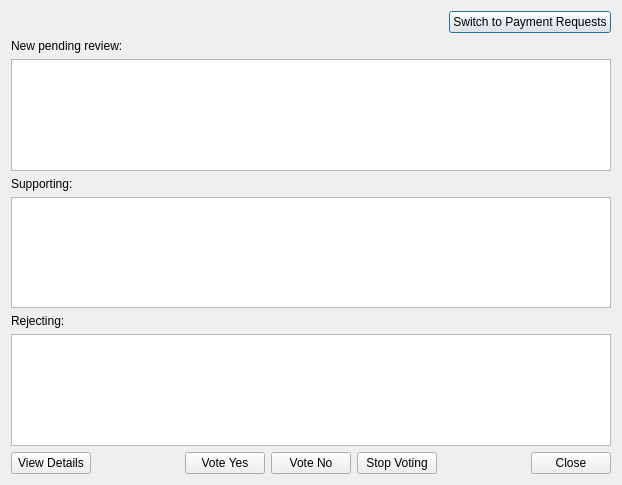
navcoin/navcoin-core, file src/qt/forms/cfund_voting.ui: the form before one commit.
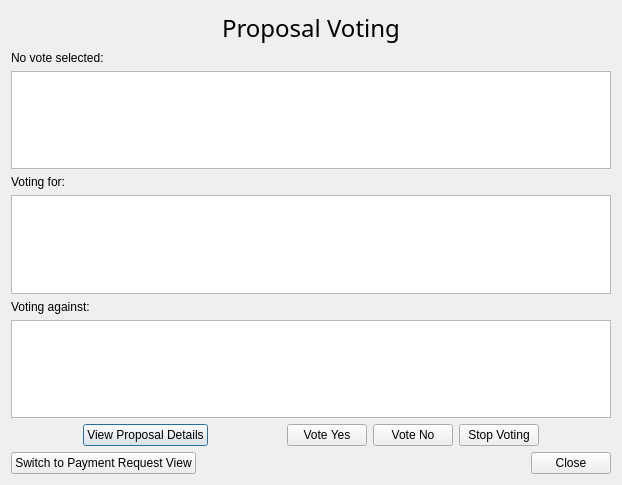
The form after the commit.

Commit message: Made several tweaks to the cfund gui. Fixed some spelling and wording. Added a new title to the dialog so we can see easily if we are looking at proposals or payment requests. Moved some buttons around.

What changed in the file:
```diff
--- a/src/qt/forms/cfund_voting.ui
+++ b/src/qt/forms/cfund_voting.ui
@@ -15,9 +15,9 @@
   </property>
   <layout class="QVBoxLayout" name="verticalLayout">
    <item>
-    <layout class="QHBoxLayout" name="horizontalLayout_2">
+    <layout class="QHBoxLayout" name="horizontalLayout_3">
      <item>
-      <spacer name="horizontalSpacer_3">
+      <spacer name="horizontalSpacer_5">
        <property name="orientation">
         <enum>Qt::Horizontal</enum>
        </property>
@@ -30,12 +30,31 @@
       </spacer>
      </item>
      <item>
-      <widget class="QPushButton" name="switchBtn">
+      <widget class="QLabel" name="windowMainTitle">
+       <property name="font">
+        <font>
+         <family>.PingFang TC</family>
+         <pointsize>18</pointsize>
+        </font>
+       </property>
        <property name="text">
-        <string>Switch to Payment Requests</string>
+        <string>Proposal Voting</string>
        </property>
       </widget>
      </item>
+     <item>
+      <spacer name="horizontalSpacer_6">
+       <property name="orientation">
+        <enum>Qt::Horizontal</enum>
+       </property>
+       <property name="sizeHint" stdset="0">
+        <size>
+         <width>40</width>
+         <height>20</height>
+        </size>
+       </property>
+      </spacer>
+     </item>
     </layout>
    </item>
    <item>
@@ -43,7 +62,7 @@
      <item>
       <widget class="QLabel" name="label_3">
        <property name="text">
-        <string>New pending review:</string>
+        <string>No vote selected:</string>
        </property>
       </widget>
      </item>
@@ -53,7 +72,7 @@
      <item>
       <widget class="QLabel" name="label">
        <property name="text">
-        <string>Supporting:</string>
+        <string>Voting for:</string>
        </property>
       </widget>
      </item>
@@ -63,7 +82,7 @@
      <item>
       <widget class="QLabel" name="label_2">
        <property name="text">
-        <string>Rejecting:</string>
+        <string>Voting against:</string>
        </property>
       </widget>
      </item>
@@ -74,10 +93,23 @@
    </item>
    <item>
     <layout class="QHBoxLayout" name="horizontalLayout">
+     <item>
+      <spacer name="horizontalSpacer_4">
+       <property name="orientation">
+        <enum>Qt::Horizontal</enum>
+       </property>
+       <property name="sizeHint" stdset="0">
+        <size>
+         <width>40</width>
+         <height>20</height>
+        </size>
+       </property>
+      </spacer>
+     </item>
      <item>
       <widget class="QPushButton" name="viewdetailsBtn">
        <property name="text">
-        <string>View Details</string>
+        <string>View Proposal Details</string>
        </property>
       </widget>
      </item>
@@ -117,6 +149,30 @@
      </item>
      <item>
       <spacer name="horizontalSpacer_2">
+       <property name="orientation">
+        <enum>Qt::Horizontal</enum>
+       </property>
+       <property name="sizeHint" stdset="0">
+        <size>
+         <width>40</width>
+         <height>20</height>
+        </size>
+       </property>
+      </spacer>
+     </item>
+    </layout>
+   </item>
+   <item>
+    <layout class="QHBoxLayout" name="horizontalLayout_2">
+     <item>
+      <widget class="QPushButton" name="switchBtn">
+       <property name="text">
+        <string>Switch to Payment Request View</string>
+       </property>
+      </widget>
+     </item>
+     <item>
+      <spacer name="horizontalSpacer_3">
        <property name="orientation">
         <enum>Qt::Horizontal</enum>
        </property>
```
The commit also changes 4 other files.
